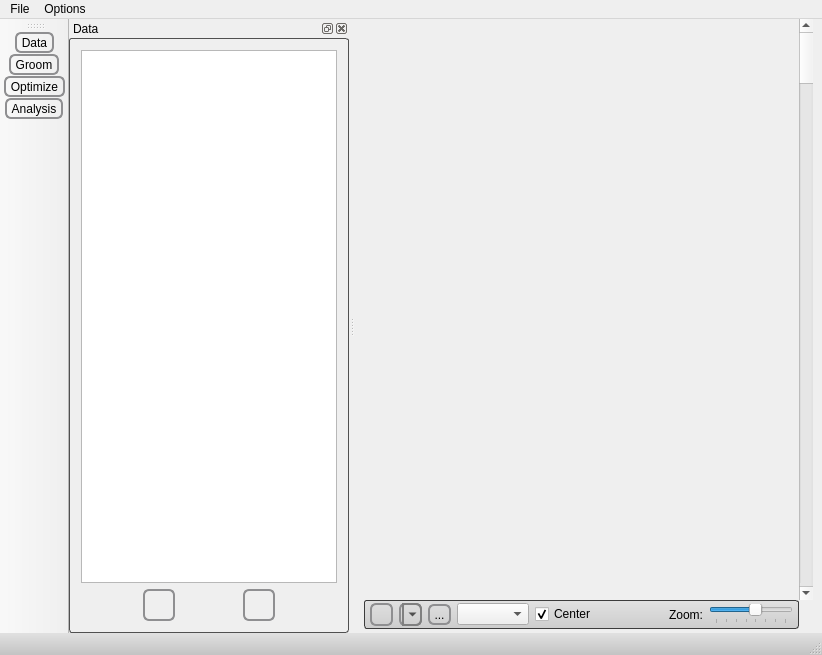
Before: the Qt Designer form Studio/src/Application/Visualization/ShapeWorksStudioApp.ui in SCIInstitute/ShapeWorks, drawn with Qt 5.
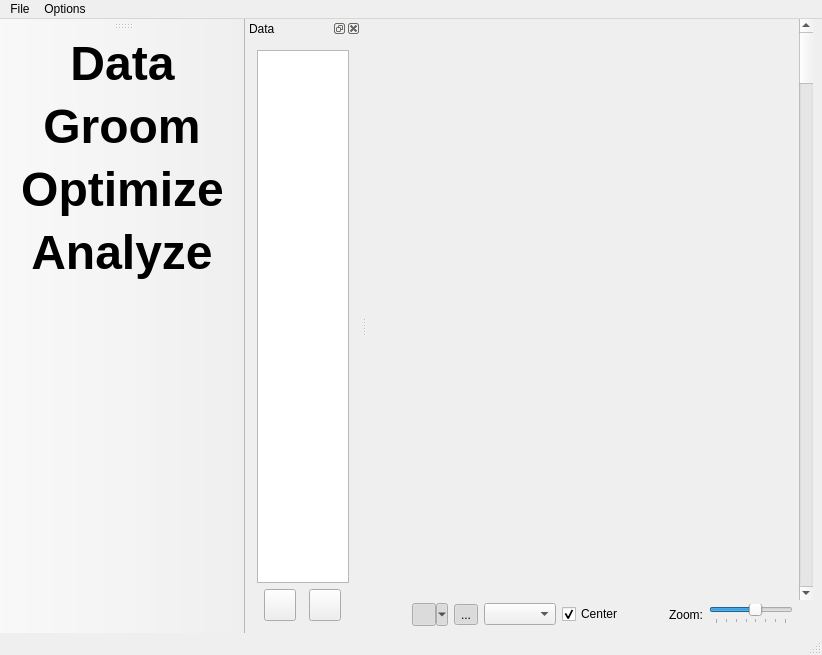
After: the same form once the commit is applied. Icons and pictures are not drawn. Custom widgets are drawn as their Qt base class.

Commit message: Adjusting stylesheet for toolbar.

Patch:
```diff
--- a/Studio/src/Application/Visualization/ShapeWorksStudioApp.ui
+++ b/Studio/src/Application/Visualization/ShapeWorksStudioApp.ui
@@ -18,340 +18,7 @@
     <normaloff>:/Studio/Images/shapes-icon.png</normaloff>:/Studio/Images/shapes-icon.png</iconset>
   </property>
   <property name="styleSheet">
-   <string notr="true">
-
-
-QWidget#dockWidgetContents
-{
-  border: 1px solid rgb(80,80,80);
-  border-radius: 3px;
-}
-
-QWidget#statusbar
-{
-  background-color: qlineargradient(spread:pad, x1:0, y1:0, x2:0, y2:1, stop:0 rgba(225, 225, 225, 255), stop:1 rgba(195, 195, 195, 255));
-}
-
-
-QWidget#zoomWidget
-{
-  background-color: qlineargradient(spread:pad, x1:0, y1:0, x2:0, y2:1, stop:0 rgba(225, 225, 225, 255), stop:1 rgba(205, 205, 205, 255));
-  border: 1px solid rgb(60, 60, 60);
-  border-radius: 3px;
-}
-
-QWidget#control_widget
-{
-  background-color: qlineargradient(spread:pad, x1:0, y1:0, x2:0, y2:1, stop:0 rgba(225, 225, 225, 255), stop:1 rgba(205, 205, 205, 255));
-  border: 1px solid rgb(60, 60, 60);
-  border-radius: 3px;
-}
-
-
-
-/********************** Tab Widget ***********************/
-QWidget#meanTab{
-	background-color: qlineargradient(spread:pad, x1:0.5, y1:0, x2:0.5, y2:0.960227, stop:0 rgba(221, 221, 221, 255), stop:0.155779 rgba(228, 228, 228, 255), stop:1 rgba(202, 204, 204, 255));
-}
-
-QWidget#samplesTab{
-	background-color: qlineargradient(spread:pad, x1:0.5, y1:0, x2:0.5, y2:0.960227, stop:0 rgba(221, 221, 221, 255), stop:0.155779 rgba(228, 228, 228, 255), stop:1 rgba(202, 204, 204, 255));      
-}
-
-QWidget#pcaTab{
-	background-color: qlineargradient(spread:pad, x1:0.5, y1:0, x2:0.5, y2:0.960227, stop:0 rgba(221, 221, 221, 255), stop:0.155779 rgba(228, 228, 228, 255), stop:1 rgba(202, 204, 204, 255));      
-}
-
-QWidget#regressionTab{
-	background-color: qlineargradient(spread:pad, x1:0.5, y1:0, x2:0.5, y2:0.960227, stop:0 rgba(221, 221, 221, 255), stop:0.155779 rgba(228, 228, 228, 255), stop:1 rgba(202, 204, 204, 255));      
-}
-
-/********************** Tab Widget ***********************/
-
-
-/********************** Visualization Panel ***********************/
-
-QLabel#visualizationLabel{
-	color: white;
-	font: bold;
-}
-QWidget#visualizationPanel{
-	background-color: rgba( 0, 0, 0, 0 );
-}
-
-QToolButton#visualizationOpenButton{
-	background-color: rgba(0, 0, 0, 0);
-	border-radius: 4px;
-}
-
-QToolButton#visualizationOpenButton:hover{
-	background-color: rgba( 0, 0, 0, 30 ); border-radius: 3px;
-}
-
-QWidget#visualizationHeader{
-	background-color: qlineargradient(spread:pad, x1:0.5, y1:0, x2:0.5, y2:0.960227, stop:0 rgba(0, 0, 0, 0), stop:0.45 rgba(0, 0, 0, 30), stop:1 rgba(0, 0, 0, 25));
-    border-radius: 3px;
-}
-
-QWidget#visualizationHeaderBackground{
-	background-color: rgb( 84, 168, 212 );
-        border-radius: 3px;
-	border: 1px solid rgb(90, 90, 90);
-}
-
-QWidget#visualizationPanel{
-	background-color: rgb( 90, 90, 90 );
-	border-radius:4px;
-	border: 1px solid rgb(60, 60, 60);
-	color: rgb(90, 90, 90);
-}
-
-QWidget#visualizationContent{
-	border-radius: 3px;
-	border: 1px solid rgb(80, 80,80);
-	background-color: qlineargradient(spread:pad, x1:0.5, y1:0, x2:0.5, y2:0.960227, stop:0 rgba(221, 221, 221, 255), stop:0.155779 rgba(228, 228, 228, 255), stop:1 rgba(202, 204, 204, 255));      
-}
-/********************** Visualization Panel ***********************/
-
-
-/********************** Pca Panel ***********************/
-
-QLabel#pcaLabel{
-	color: white;
-	font: bold;
-}
-QWidget#pcaPanel{
-	background-color: rgba( 0, 0, 0, 0 );
-}
-
-QToolButton#pcaOpenButton{
-	background-color: rgba(0, 0, 0, 0);
-	border-radius: 4px;
-}
-
-QToolButton#pcaOpenButton:hover{
-	background-color: rgba( 0, 0, 0, 30 ); border-radius: 3px;
-}
-
-QWidget#pcaHeader{
-	background-color: qlineargradient(spread:pad, x1:0.5, y1:0, x2:0.5, y2:0.960227, stop:0 rgba(0, 0, 0, 0), stop:0.45 rgba(0, 0, 0, 30), stop:1 rgba(0, 0, 0, 25));
-    border-radius: 3px;
-}
-
-QWidget#pcaHeaderBackground{
-	background-color: rgb( 84, 168, 212 );
-    border-radius: 3px;
-	border: 1px solid rgb(90, 90, 90);
-}
-
-QWidget#pcaPanel{
-	background-color: rgb( 90, 90, 90 );
-	border-radius:4px;
-	border: 1px solid rgb(60, 60, 60);
-	color: rgb(90, 90, 90);
-}
-
-QWidget#pcaContent{
-	border-radius: 3px;
-	border: 1px solid rgb(80, 80,80);
-	background-color: qlineargradient(spread:pad, x1:0.5, y1:0, x2:0.5, y2:0.960227, stop:0 rgba(221, 221, 221, 255), stop:0.155779 rgba(228, 228, 228, 255), stop:1 rgba(202, 204, 204, 255));      
-}
-/********************** Pca Panel ***********************/
-
-
-/********************** Shape Panel ***********************/
-
-QLabel#shapeLabel{
-	color: white;
-	font: bold;
-}
-
-QWidget#shapePanel{
-	background-color: rgba( 0, 0, 0, 0 );
-}
-
-QToolButton#shapeOpenButton{
-	background-color: rgba(0, 0, 0, 0);
-	border-radius: 4px;
-}
-
-QToolButton#shapeOpenButton:hover{
-	background-color: rgba( 0, 0, 0, 30 ); border-radius: 3px;
-}
-
-QWidget#layers_header_{
-	background-color: qlineargradient(spread:pad, x1:0.5, y1:0, x2:0.5, y2:0.960227, stop:0 rgba(0, 0, 0, 0), stop:0.45 rgba(0, 0, 0, 30), stop:1 rgba(0, 0, 0, 25));
-    border-radius: 3px;
-}
-
-QWidget#shapeHeaderBackground{
-	background-color: rgb( 84, 168, 212 );
-    border-radius: 3px;
-	border: 1px solid rgb(90, 90, 90);
-}
-
-QWidget#shapePanel{
-	background-color: rgb( 90, 90, 90 );
-	border-radius:4px;
-	border: 1px solid rgb(60, 60, 60);
-	color: rgb(90, 90, 90);
-}
-
-QWidget#shapeContent{
-	border-radius: 3px;
-	border: 1px solid rgb(80, 80,80);
-	background-color: qlineargradient(spread:pad, x1:0.5, y1:0, x2:0.5, y2:0.960227, stop:0 rgba(221, 221, 221, 255), stop:0.155779 rgba(228, 228, 228, 255), stop:1 rgba(202, 204, 204, 255));      
-}
-/********************** Shape Panel ***********************/
-
-
-/********************** reconstruction Panel ***********************/
-
-QLabel#reconstructionLabel{
-	color: white;
-	font: bold;
-}
-QWidget#reconstructionPanel{
-	background-color: rgba( 0, 0, 0, 0 );
-}
-
-QToolButton#reconstructionOpenButton{
-	background-color: rgba(0, 0, 0, 0);
-	border-radius: 4px;
-}
-
-QToolButton#reconstructionOpenButton:hover{
-	background-color: rgba( 0, 0, 0, 30 ); border-radius: 3px;
-}
-
-QWidget#reconstructionHeader{
-	background-color: qlineargradient(spread:pad, x1:0.5, y1:0, x2:0.5, y2:0.960227, stop:0 rgba(0, 0, 0, 0), stop:0.45 rgba(0, 0, 0, 30), stop:1 rgba(0, 0, 0, 25));
-    border-radius: 3px;
-}
-
-QWidget#reconstructionHeaderBackground{
-	background-color: rgb( 84, 168, 212 );
-    border-radius: 3px;
-	border: 1px solid rgb(90, 90, 90);
-}
-
-QWidget#reconstructionPanel{
-	background-color: rgb( 90, 90, 90 );
-	border-radius:4px;
-	border: 1px solid rgb(60, 60, 60);
-	color: rgb(90, 90, 90);
-}
-
-QWidget#reconstructionContent{
-	border-radius: 3px;
-	border: 1px solid rgb(80, 80,80);
-	background-color: qlineargradient(spread:pad, x1:0.5, y1:0, x2:0.5, y2:0.960227, stop:0 rgba(221, 221, 221, 255), stop:0.155779 rgba(228, 228, 228, 255), stop:1 rgba(202, 204, 204, 255));      
-}
-/********************** reconstruction Panel ***********************/
-
-
-
-/********************** Other ***********************/
-
-QWidget#pcaWidget{
-	border-radius: 3px;
-	border: 2px solid rgb(80, 80,80);
-}
-
-
-QWidget#sampleWidget{
-	border-radius: 3px;
-	border: 2px solid rgb(80, 80,80);
-}
-
-QWidget#meanWidget{
-	border-radius: 3px;
-	border: 2px solid rgb(80, 80,80);
-}
-
-
-QWidget#controlsDockContents {
- border-radius: 3px;
- background: rgb(90,90,90);
-}
-
-
-
-
-QToolButton { /* all types of tool button */
-     border: 2px solid #8f8f91;
-     border-radius: 6px;
-     background-color: qlineargradient(x1: 0, y1: 0, x2: 0, y2: 1,
-                                       stop: 0 #f6f7fa, stop: 1 #dadbde);
- }
-
-
- QToolButton[popupMode=&quot;1&quot;] { /* only for MenuButtonPopup */
-     padding-right: 20px; /* make way for the popup button */
- }
-
-
- QToolButton:pressed {
-     background-color: qlineargradient(x1: 0, y1: 0, x2: 0, y2: 1,
-                                       stop: 0 #dadbde, stop: 1 #f6f7fa);
-  
-  }
-
- QToolButton:checked {
-     background-color: qlineargradient(x1: 0, y1: 0, x2: 0, y2: 1,
-                                       stop: 0 #dadbde, stop: 1 #f6f7fa);
-  
-  }
-
- /* the subcontrols below are used only in the MenuButtonPopup mode */
- QToolButton::menu-button {
-     border: 2px solid gray;
-     border-top-right-radius: 6px;
-     border-bottom-right-radius: 6px;
-     /* 16px width + 4px for border = 20px allocated above */
-     width: 16px;
- }
-
-/*
- QToolButton::menu-arrow {
-     image: url(downarrow.png);
- }
-*/
-
-
- QToolButton::menu-arrow:open {
-     top: 1px; left: 1px; /* shift it a bit */
- }
-
-
-/*
-QPushButton { 
- border: 2px solid #8f8f91;
- border-radius: 6px;
- background-color: qlineargradient(x1: 0, y1: 0, x2: 0, y2: 1,
-  stop: 0 #f6f7fa, stop: 1 #dadbde);
-}
-*/
-
-/*
-QPushButton:pressed {
- background-color: qlineargradient(x1: 0, y1: 0, x2: 0, y2: 1,
-  stop: 0 #dadbde, stop: 1 #f6f7fa);
-}
-*/
-
-
-/*
-QPushButton {
-     background-color: red;
-     border-style: outset;
-     border-width: 2px;
-     border-color: beige;
- }
-*/
-
-
-</string>
+   <string notr="true"/>
   </property>
   <widget class="QWidget" name="centralwidget">
    <layout class="QGridLayout" name="gridLayout">
@@ -704,6 +371,13 @@
    </widget>
   </widget>
   <widget class="QToolBar" name="toolBar">
+   <property name="font">
+    <font>
+     <pointsize>36</pointsize>
+     <weight>75</weight>
+     <bold>true</bold>
+    </font>
+   </property>
    <property name="windowTitle">
     <string>toolBar</string>
    </property>
@@ -712,8 +386,8 @@
    </property>
    <property name="iconSize">
     <size>
-     <width>42</width>
-     <height>42</height>
+     <width>58</width>
+     <height>52</height>
     </size>
    </property>
    <property name="toolButtonStyle">
@@ -802,7 +476,7 @@
      <normaloff>:/Studio/Images/chart.png</normaloff>:/Studio/Images/chart.png</iconset>
    </property>
    <property name="text">
-    <string>Analysis</string>
+    <string>Analyze</string>
    </property>
   </action>
   <action name="action_open_project">
```
Left out of the diff: 24 changed lines with no effect on the pictures. The commit also changes 1 other file.
